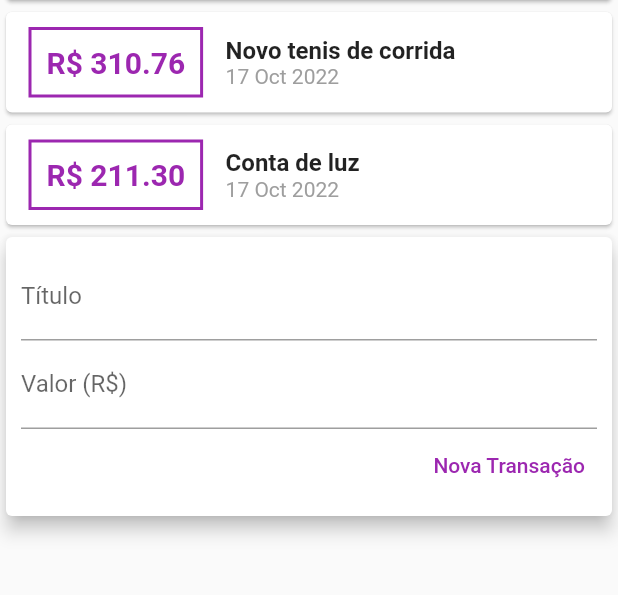
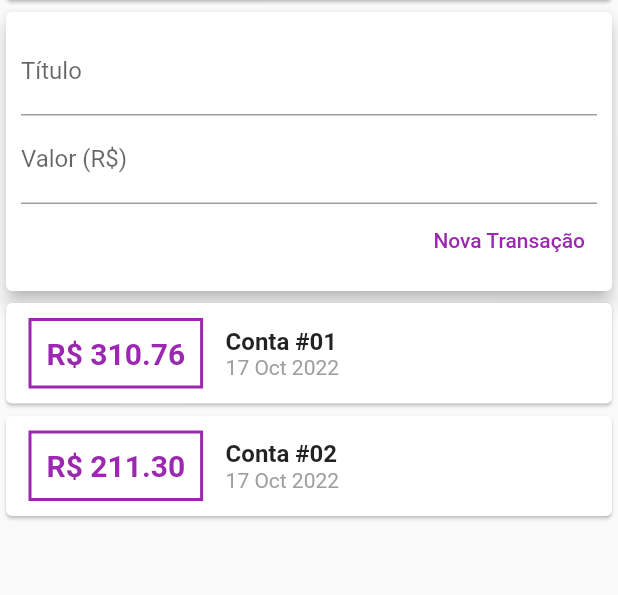
Before and after one commit to nagpaulo/expenses-app, a Flutter app: the screen it shows after launch, on a phone screen of 412 x 824 dp, the part 114-709 px from its top. Run offline on Flutter 3.47's test engine with Material 2 defaults, Android fonts, the phone set to English and light mode, and no system bars.

Commit message:
Onsubmit user

```diff
--- a/lib/components/transaction_user.dart
+++ b/lib/components/transaction_user.dart
@@ -16,16 +16,16 @@ class _TransactionUserState extends State<TransactionUser> {
   final _transactions = [
     Transaction(
       id: 't1',
-      title: 'Novo tenis de corrida',
+      title: 'Conta #01',
       value: 310.76,
       date: DateTime.now(),
     ),
     Transaction(
       id: 't2',
-      title: 'Conta de luz',
+      title: 'Conta #02',
       value: 211.30,
       date: DateTime.now(),
-    )
+    ),
   ];
 
   _addTransaction(String title, double value) {
@@ -45,8 +45,8 @@ class _TransactionUserState extends State<TransactionUser> {
   Widget build(BuildContext context) {
     return Column(
       children: [
+        TransactionForm(_addTransaction),
         TransactionList(_transactions),
-        TransactionForm(_addTransaction),
       ],
     );
   }
--- a/lib/components/transcation_list.dart
+++ b/lib/components/transcation_list.dart
@@ -3,14 +3,18 @@ import 'package:flutter/material.dart';
 import 'package:intl/intl.dart';
 
 class TransactionList extends StatelessWidget {
-  const TransactionList(this.transaction, {super.key});
+  const TransactionList(this.transactions, {super.key});
 
-  final List<Transaction> transaction;
+  final List<Transaction> transactions;
 
   @override
   Widget build(BuildContext context) {
-    return Column(
-      children: transaction.map((tr) {
+    return Container(
+      height: 300,
+      child: ListView.builder(
+        itemCount: transactions.length,
+        itemBuilder: (ctx, index) {
+          final tr = transactions[index];
           return Card(
             child: Row(
               children: [
@@ -51,7 +55,8 @@ class TransactionList extends StatelessWidget {
               ],
             ),
           );
-      }).toList(),
+        },
+      ),
     );
   }
 }
--- a/lib/main.dart
+++ b/lib/main.dart
@@ -25,7 +25,8 @@ class MyHomePage extends StatelessWidget {
       appBar: AppBar(
         title: const Text('Despesas Pessoais'),
       ),
-      body: Column(
+      body: SingleChildScrollView(
+        child: Column(
           crossAxisAlignment: CrossAxisAlignment.stretch,
           children: <Widget>[
             Container(
@@ -36,6 +37,7 @@ class MyHomePage extends StatelessWidget {
             const TransactionUser(),
           ],
         ),
+      ),
     );
   }
 }
```
Also changed, not shown: lib/components/transaction_form.dart (+16 -5 lines). Lines whose indentation alone changed are shown as unchanged.
